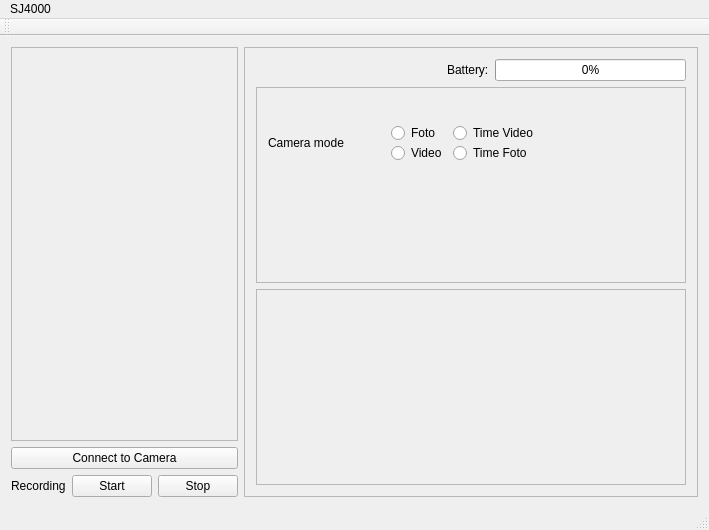
Above: mainwindow.ui from yeckel/sj4000wifi before the change. Below: the same form after it.
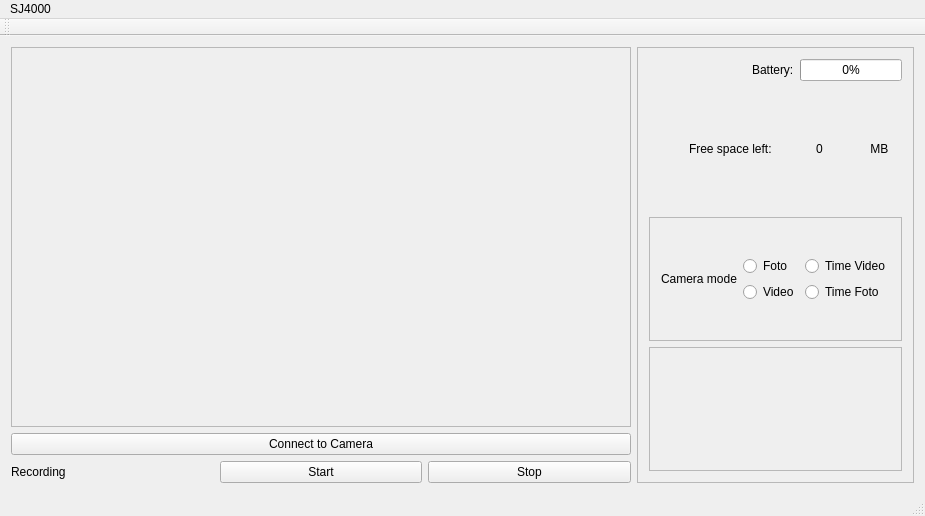
That is the form after the change.

Commit message: Reading battery status, free space left on SD card and setting date and time.

What changed in the file:
```diff
--- a/mainwindow.ui
+++ b/mainwindow.ui
@@ -6,25 +6,25 @@
    <rect>
     <x>0</x>
     <y>0</y>
-    <width>709</width>
-    <height>530</height>
+    <width>925</width>
+    <height>516</height>
    </rect>
   </property>
   <property name="windowTitle">
    <string>MainWindow</string>
   </property>
   <widget class="QWidget" name="centralWidget">
-   <layout class="QGridLayout" name="gridLayout">
+   <layout class="QGridLayout" name="gridLayout" columnstretch="1,0">
     <item row="0" column="0">
-     <layout class="QVBoxLayout" name="verticalLayout_2">
+     <layout class="QVBoxLayout" name="verticalLayout_2" stretch="0">
       <item>
-       <layout class="QVBoxLayout" name="verticalLayout">
+       <layout class="QVBoxLayout" name="verticalLayout" stretch="0,0,0">
         <item>
          <widget class="QFrame" name="videoFrame">
           <property name="sizePolicy">
            <sizepolicy hsizetype="Preferred" vsizetype="Preferred">
             <horstretch>0</horstretch>
-            <verstretch>1</verstretch>
+            <verstretch>2</verstretch>
            </sizepolicy>
           </property>
           <property name="autoFillBackground">
@@ -48,7 +48,7 @@
         <item>
          <layout class="QHBoxLayout" name="horizontalLayout">
           <item>
-           <widget class="QLabel" name="label">
+           <widget class="QLabel" name="labelStart">
             <property name="text">
              <string>Recording</string>
             </property>
@@ -114,6 +114,60 @@
          </item>
         </layout>
        </item>
+       <item>
+        <layout class="QHBoxLayout" name="horizontalLayout_5">
+         <item>
+          <spacer name="horizontalSpacer_2">
+           <property name="orientation">
+            <enum>Qt::Horizontal</enum>
+           </property>
+           <property name="sizeHint" stdset="0">
+            <size>
+             <width>40</width>
+             <height>20</height>
+            </size>
+           </property>
+          </spacer>
+         </item>
+         <item>
+          <widget class="QLabel" name="label">
+           <property name="text">
+            <string>Free space left:</string>
+           </property>
+          </widget>
+         </item>
+         <item>
+          <widget class="QLabel" name="labelSpaceLeft">
+           <property name="sizePolicy">
+            <sizepolicy hsizetype="Preferred" vsizetype="Preferred">
+             <horstretch>1</horstretch>
+             <verstretch>0</verstretch>
+            </sizepolicy>
+           </property>
+           <property name="text">
+            <string>0</string>
+           </property>
+           <property name="alignment">
+            <set>Qt::AlignCenter</set>
+           </property>
+          </widget>
+         </item>
+         <item>
+          <widget class="QLabel" name="label_5">
+           <property name="text">
+            <string> MB</string>
+           </property>
+          </widget>
+         </item>
+         <item>
+          <widget class="QLabel" name="label_4">
+           <property name="text">
+            <string/>
+           </property>
+          </widget>
+         </item>
+        </layout>
+       </item>
        <item>
         <widget class="QFrame" name="frame_2">
          <property name="frameShape">
@@ -122,15 +176,8 @@
          <property name="frameShadow">
           <enum>QFrame::Raised</enum>
          </property>
-         <widget class="QWidget" name="layoutWidget">
-          <property name="geometry">
-           <rect>
-            <x>1</x>
-            <y>28</y>
-            <width>292</width>
-            <height>56</height>
-           </rect>
-          </property>
+         <layout class="QGridLayout" name="gridLayout_2">
+          <item row="0" column="0">
           <layout class="QHBoxLayout" name="horizontalLayout_3">
            <item>
             <widget class="QLabel" name="label_2">
@@ -180,7 +227,8 @@
             </layout>
            </item>
           </layout>
-         </widget>
+          </item>
+         </layout>
         </widget>
        </item>
        <item>
@@ -203,7 +251,7 @@
     <rect>
      <x>0</x>
      <y>0</y>
-     <width>709</width>
+     <width>925</width>
      <height>25</height>
     </rect>
    </property>
```
Left out of the diff: 6 changed lines with no effect on the pictures. Lines whose indentation alone changed are shown as unchanged. The commit also changes 4 other files.
